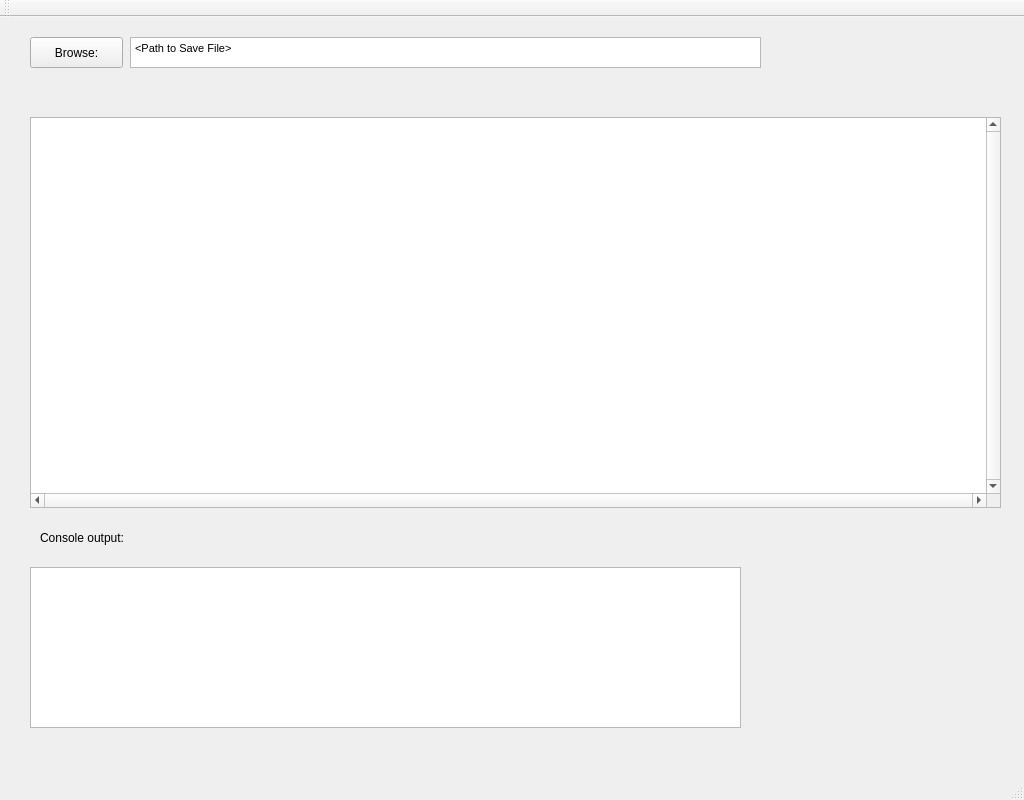
DaymareDev/KSPS3, file mainwindow.ui: the form before one commit.
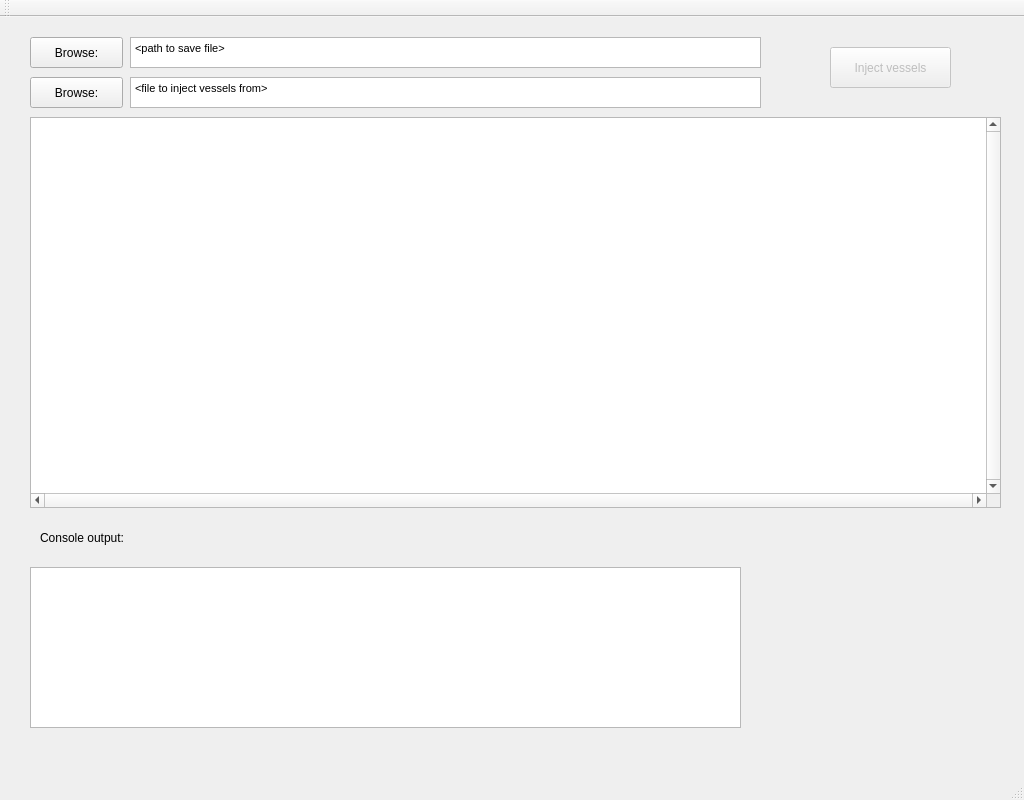
The form after the commit.

Commit message: Now possible to select both file to save to and where to get vessels

Patch:
```diff
--- a/mainwindow.ui
+++ b/mainwindow.ui
@@ -43,7 +43,7 @@
 &lt;html&gt;&lt;head&gt;&lt;meta name=&quot;qrichtext&quot; content=&quot;1&quot; /&gt;&lt;style type=&quot;text/css&quot;&gt;
 p, li { white-space: pre-wrap; }
 &lt;/style&gt;&lt;/head&gt;&lt;body style=&quot; font-family:'MS Shell Dlg 2'; font-size:7.8pt; font-weight:400; font-style:normal;&quot;&gt;
-&lt;p style=&quot; margin-top:0px; margin-bottom:0px; margin-left:0px; margin-right:0px; -qt-block-indent:0; text-indent:0px;&quot;&gt;&lt;span style=&quot; font-size:8pt;&quot;&gt;&amp;lt;Path to Save File&amp;gt;&lt;/span&gt;&lt;/p&gt;&lt;/body&gt;&lt;/html&gt;</string>
+&lt;p style=&quot; margin-top:0px; margin-bottom:0px; margin-left:0px; margin-right:0px; -qt-block-indent:0; text-indent:0px;&quot;&gt;&lt;span style=&quot; font-size:8pt;&quot;&gt;&amp;lt;path to save file&amp;gt;&lt;/span&gt;&lt;/p&gt;&lt;/body&gt;&lt;/html&gt;</string>
     </property>
    </widget>
    <widget class="QPushButton" name="BrowseSaveButton">
@@ -107,6 +107,64 @@
      <string>Console output:</string>
     </property>
    </widget>
+   <widget class="QTextEdit" name="fileToInjectTextEdit">
+    <property name="geometry">
+     <rect>
+      <x>130</x>
+      <y>60</y>
+      <width>631</width>
+      <height>31</height>
+     </rect>
+    </property>
+    <property name="sizePolicy">
+     <sizepolicy hsizetype="Fixed" vsizetype="Fixed">
+      <horstretch>0</horstretch>
+      <verstretch>0</verstretch>
+     </sizepolicy>
+    </property>
+    <property name="html">
+     <string>&lt;!DOCTYPE HTML PUBLIC &quot;-//W3C//DTD HTML 4.0//EN&quot; &quot;http://www.w3.org/TR/REC-html40/strict.dtd&quot;&gt;
+&lt;html&gt;&lt;head&gt;&lt;meta name=&quot;qrichtext&quot; content=&quot;1&quot; /&gt;&lt;style type=&quot;text/css&quot;&gt;
+p, li { white-space: pre-wrap; }
+&lt;/style&gt;&lt;/head&gt;&lt;body style=&quot; font-family:'MS Shell Dlg 2'; font-size:7.8pt; font-weight:400; font-style:normal;&quot;&gt;
+&lt;p style=&quot; margin-top:0px; margin-bottom:0px; margin-left:0px; margin-right:0px; -qt-block-indent:0; text-indent:0px;&quot;&gt;&lt;span style=&quot; font-size:8pt;&quot;&gt;&amp;lt;file to inject vessels from&amp;gt;&lt;/span&gt;&lt;/p&gt;&lt;/body&gt;&lt;/html&gt;</string>
+    </property>
+   </widget>
+   <widget class="QPushButton" name="BrowseInjectFromButton">
+    <property name="geometry">
+     <rect>
+      <x>30</x>
+      <y>60</y>
+      <width>93</width>
+      <height>31</height>
+     </rect>
+    </property>
+    <property name="sizePolicy">
+     <sizepolicy hsizetype="Fixed" vsizetype="Fixed">
+      <horstretch>0</horstretch>
+      <verstretch>0</verstretch>
+     </sizepolicy>
+    </property>
+    <property name="text">
+     <string>Browse:</string>
+    </property>
+   </widget>
+   <widget class="QPushButton" name="injectPushButton">
+    <property name="enabled">
+     <bool>false</bool>
+    </property>
+    <property name="geometry">
+     <rect>
+      <x>830</x>
+      <y>30</y>
+      <width>121</width>
+      <height>41</height>
+     </rect>
+    </property>
+    <property name="text">
+     <string>Inject vessels</string>
+    </property>
+   </widget>
   </widget>
   <widget class="QMenuBar" name="menuBar">
    <property name="geometry">
```
The commit also changes 3 other files.
